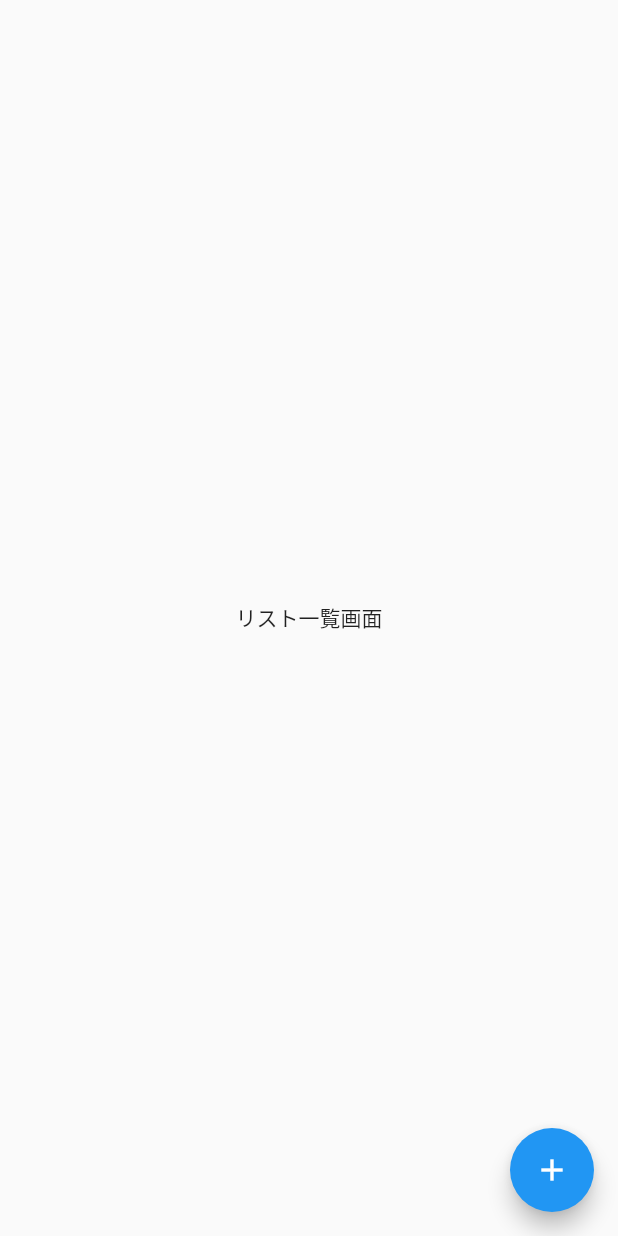
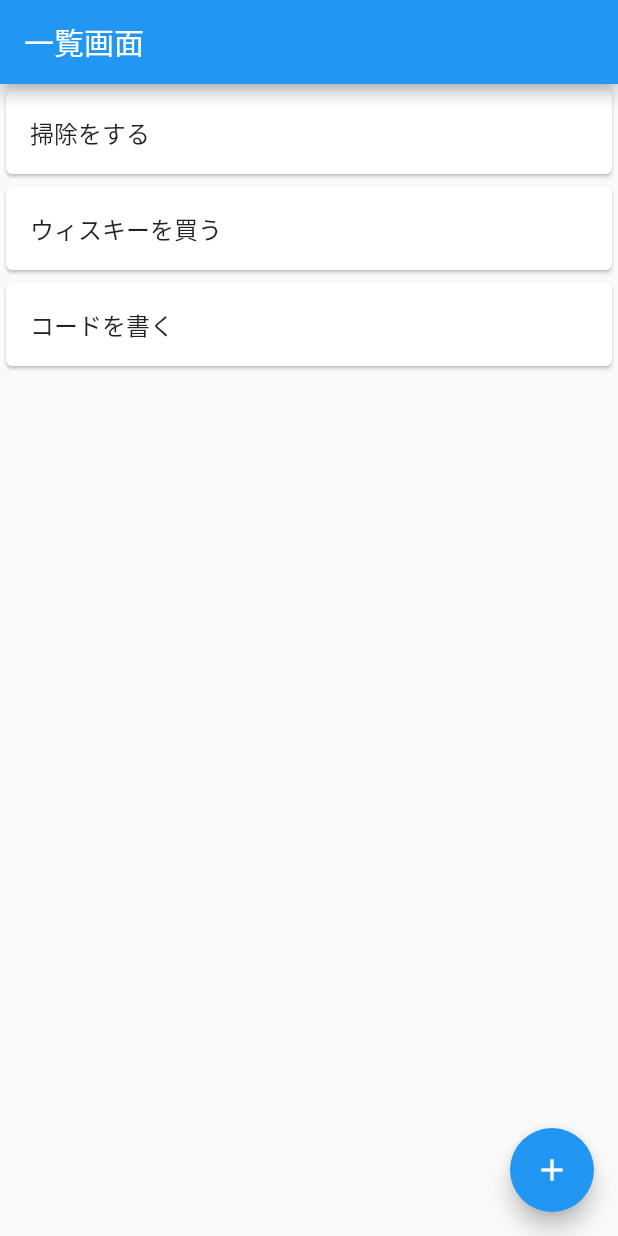
Before and after one commit to mizukick/gaus, a Flutter app: the screen it shows after launch, on a phone screen of 412 x 824 dp. Run offline on Flutter 3.47's test engine with Material 2 defaults, Android fonts, the phone set to English and light mode, and no system bars.

Commit message:
カードを追加

```diff
--- a/lib/main.dart
+++ b/lib/main.dart
@@ -21,8 +21,27 @@ class TodoListPage extends StatelessWidget {
   @override
   Widget build(BuildContext context) {
     return Scaffold(
-      body: Center(
-        child: Text('リスト一覧画面'),
+      appBar: AppBar(
+        title: Text('一覧画面'),
+      ),
+      body: ListView(
+        children: <Widget>[
+          Card(
+            child: ListTile(
+              title: Text('掃除をする'),
+            ),
+          ),
+          Card(
+            child: ListTile(
+              title: Text('ウィスキーを買う'),
+            ),
+          ),
+          Card(
+            child: ListTile(
+              title: Text('コードを書く'),
+            ),
+          ),
+        ],
       ),
       floatingActionButton: FloatingActionButton(
         onPressed: () {
```
